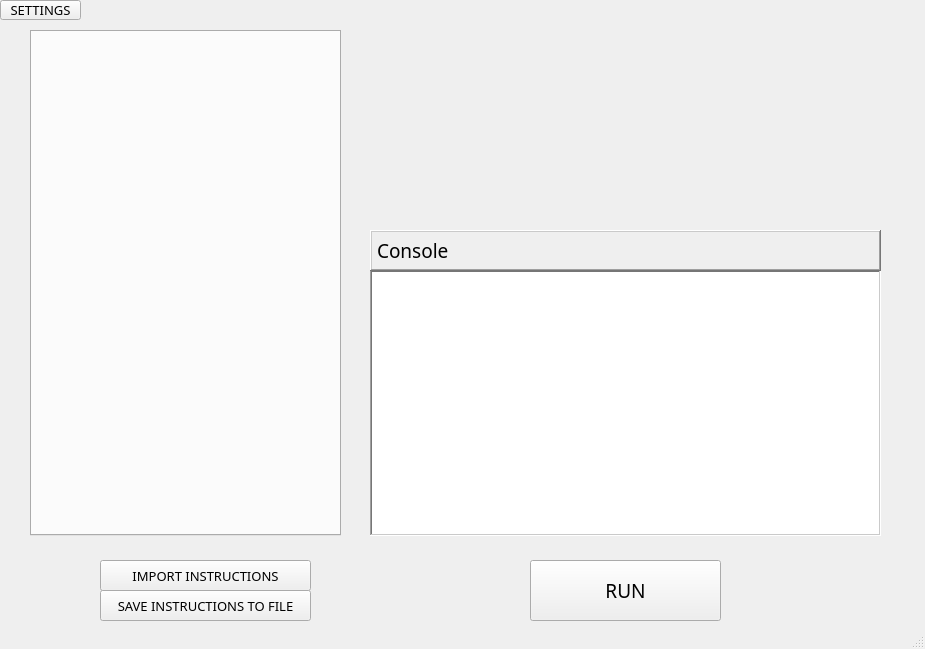
Before: the Qt Designer form gui/mainwindow.ui in jonahcragun/UVSim, drawn with Qt 5.
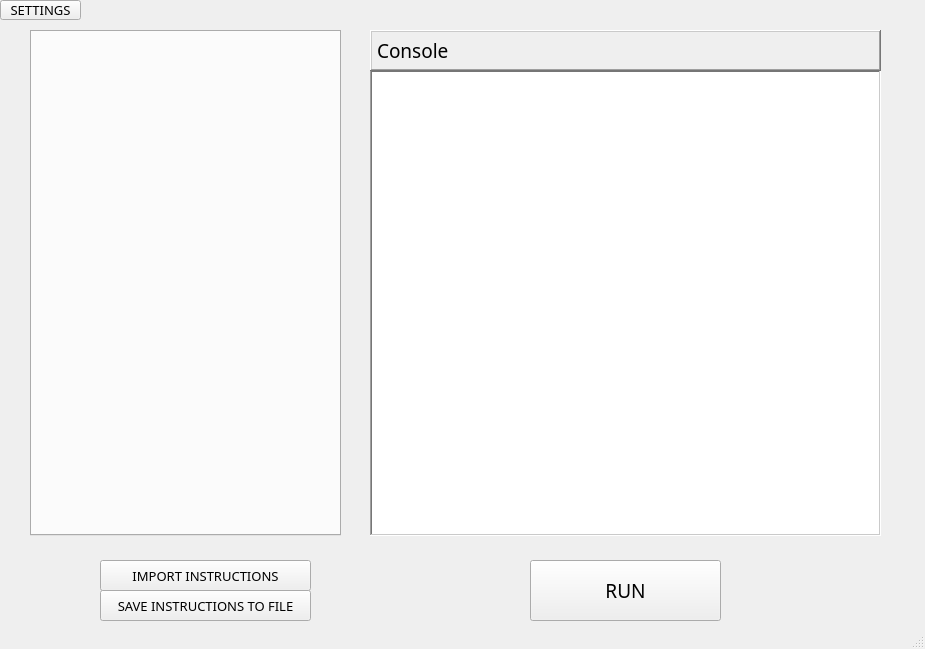
After: the same form once the commit is applied.

Commit message: Tweeked the height of the console

Patch:
```diff
--- a/gui/mainwindow.ui
+++ b/gui/mainwindow.ui
@@ -83,9 +83,9 @@
     <property name="geometry">
      <rect>
       <x>370</x>
-      <y>270</y>
+      <y>70</y>
       <width>511</width>
-      <height>266</height>
+      <height>466</height>
      </rect>
     </property>
     <property name="font">
@@ -133,7 +133,7 @@
     <property name="geometry">
      <rect>
       <x>370</x>
-      <y>230</y>
+      <y>30</y>
       <width>511</width>
       <height>41</height>
      </rect>
```
